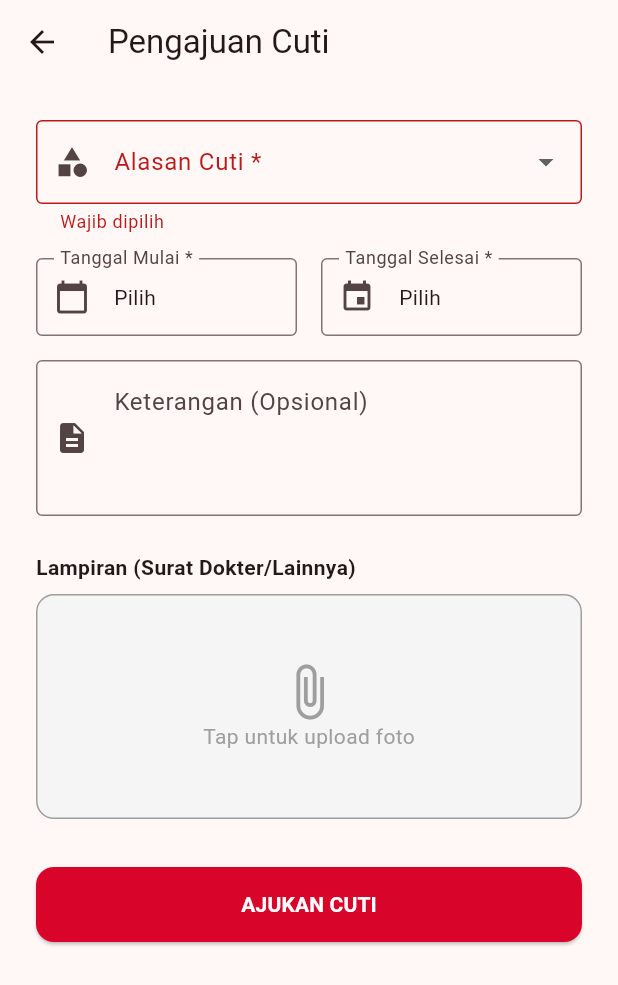
After one commit to KYCE26/SITEKAD_FLUTTER, a Flutter app: the LeaveScreen screen opened directly, after a tap on "AJUKAN CUTI", on a phone screen of 412 x 824 dp. The commit adds this screen. Shown: the top 985 px of the screen. Run offline on Flutter 3.47's test engine with Material 3 defaults, Android fonts, the phone set to English and light mode, and no system bars; our stand-ins replace device_info_plus, dio, geolocator, image_picker, permission_handler, shared_preferences; missing offline and left inert: mobile_scanner; accounts and stored records are empty; network calls fail.

Commit message:
nambah cuti

```diff
--- a/lib/providers/user_provider.dart
+++ b/lib/providers/user_provider.dart
@@ -3,19 +3,21 @@ import 'package:flutter/material.dart';
 import 'package:flutter/foundation.dart';
 import 'package:intl/intl.dart';
 import 'package:device_info_plus/device_info_plus.dart';
-import 'package:dio/dio.dart';
+import 'package:dio/dio.dart'; // Dipakai untuk FormData & Response
 import '../services/api_service.dart';
 import '../models/user_model.dart';
 
 class UserProvider with ChangeNotifier {
   final ApiService _apiService = ApiService();
 
+  // --- STATE UTAMA ---
   UserProfile? _user;
   List<AttendanceRecord> _history = [];
   List<AttendanceRecord> _lemburHistory = [];
   bool _isLoading = false;
   String? _errorMsg;
 
+  // --- STATUS UI ---
   String _attendanceStatus = "Memuat status...";
   bool _canClockIn = false;
   bool _canClockOut = false;
@@ -24,6 +26,7 @@ class UserProvider with ChangeNotifier {
   bool _isLemburClockedIn = false;
   bool _isLemburClockedOut = false;
 
+  // Getters
   UserProfile? get user => _user;
   List<AttendanceRecord> get history => _history;
   List<AttendanceRecord> get lemburHistory => _lemburHistory;
@@ -58,7 +61,6 @@ class UserProvider with ChangeNotifier {
 
   Future<void> _fetchProfile() async {
     try {
-      // PERBAIKAN: Tambah /api
       final response = await _apiService.dio.get('/api/profile');
       if (response.statusCode == 200) {
         final data = response.data['profile'];
@@ -74,7 +76,6 @@ class UserProvider with ChangeNotifier {
 
   Future<void> _fetchHistory() async {
     try {
-      // PERBAIKAN: Tambah /api
       final response = await _apiService.dio.get('/api/uhistori');
       if (response.statusCode == 200) {
         final List rawList = response.data['history'] ?? [];
@@ -88,7 +89,6 @@ class UserProvider with ChangeNotifier {
 
   Future<void> _fetchLemburHistory() async {
     try {
-      // PERBAIKAN: Tambah /api
       final response = await _apiService.dio.get('/api/lembur/history');
       if (response.statusCode == 200) {
         final List rawList = response.data['history'] ?? [];
@@ -199,7 +199,6 @@ class UserProvider with ChangeNotifier {
         "spl_file": await MultipartFile.fromFile(splFile.path, filename: fileName),
       });
 
-      // PERBAIKAN: Tambah /api
       final response = await _apiService.dio.post('/api/lembur/start', data: formData);
 
       if (response.statusCode == 200 || response.statusCode == 201) {
@@ -223,7 +222,6 @@ class UserProvider with ChangeNotifier {
       String androidId = await _getAndroidId();
 
       String endpoint = '';
-      // PERBAIKAN: Tambah /api di semua endpoint
       if (type == 'in') {
         endpoint = '/api/absensi';
       } else if (type == 'out') {
@@ -261,6 +259,44 @@ class UserProvider with ChangeNotifier {
     }
   }
 
+  // --- FUNGSI BARU: SUBMIT CUTI ---
+  Future<bool> submitCuti({
+    required String alasan,
+    required String startDate, // yyyy-MM-dd
+    required String endDate,   // yyyy-MM-dd
+    required String description,
+    File? suketFile,
+  }) async {
+    try {
+      // Siapkan Map data dasar
+      Map<String, dynamic> dataMap = {
+        "alasan": alasan,
+        "tanggal_mulai": startDate,
+        "tanggal_selesai": endDate,
+        "keterangan": description,
+      };
+
+      // Tambahkan file jika ada
+      if (suketFile != null) {
+        String fileName = suketFile.path.split('/').last;
+        dataMap["suket"] = await MultipartFile.fromFile(suketFile.path, filename: fileName);
+      }
+
+      FormData formData = FormData.fromMap(dataMap);
+
+      final response = await _apiService.dio.post('/api/cuti', data: formData);
+
+      if (response.statusCode == 200 || response.statusCode == 201) {
+        // Cuti biasanya tidak perlu refreshData real-time di Home, tapi boleh saja
+        return true;
+      }
+      return false;
+    } catch (e) {
+      debugPrint("Submit Cuti Error: $e");
+      return false;
+    }
+  }
+
   Future<String> _getAndroidId() async {
     DeviceInfoPlugin deviceInfo = DeviceInfoPlugin();
     if (Platform.isAndroid) {
--- a/lib/screens/home/home_screen.dart
+++ b/lib/screens/home/home_screen.dart
@@ -10,7 +10,7 @@ import '../../providers/auth_provider.dart';
 import '../attendance/scan_screen.dart';
 import '../attendance/confirmation_screen.dart';
 import '../overtime/lembur_screen.dart';
-
+import '../leave/leave_screen.dart';
 class HomeScreen extends StatefulWidget {
   const HomeScreen({super.key});
 
@@ -98,8 +98,10 @@ class _HomeScreenState extends State<HomeScreen> {
                   title: "Pengajuan Cuti",
                   subtitle: "Ajukan cuti dengan melampirkan surat",
                   onTap: () {
-                    ScaffoldMessenger.of(context).showSnackBar(
-                      const SnackBar(content: Text("Fitur Cuti akan hadir segera")),
+                    // UPDATE: Navigasi ke LeaveScreen
+                    Navigator.push(
+                      context,
+                      MaterialPageRoute(builder: (context) => const LeaveScreen()), // Pastikan import sudah ada
                     );
                   },
                 ),
--- /dev/null
+++ b/lib/screens/leave/leave_screen.dart
@@ -0,0 +1,259 @@
+import 'dart:io';
+import 'package:flutter/material.dart';
+import 'package:intl/intl.dart';
+import 'package:image_picker/image_picker.dart';
+import 'package:provider/provider.dart';
+import '../../providers/user_provider.dart';
+
+class LeaveScreen extends StatefulWidget {
+  const LeaveScreen({super.key});
+
+  @override
+  State<LeaveScreen> createState() => _LeaveScreenState();
+}
+
+class _LeaveScreenState extends State<LeaveScreen> {
+  final _formKey = GlobalKey<FormState>();
+
+  // Controllers
+  final _descriptionController = TextEditingController();
+
+  // State Variables
+  String? _selectedReason;
+  DateTime? _startDate;
+  DateTime? _endDate;
+  File? _suketFile;
+  bool _isLoading = false;
+
+  final List<String> _reasonList = [
+    "Sakit",
+    "Cuti Tahunan",
+    "Keperluan Mendesak",
+    "Lainnya"
+  ];
+
+  @override
+  void dispose() {
+    _descriptionController.dispose();
+    super.dispose();
+  }
+
+  Future<void> _pickImage() async {
+    final picker = ImagePicker();
+    final pickedFile = await picker.pickImage(source: ImageSource.gallery);
+    if (pickedFile != null) {
+      setState(() {
+        _suketFile = File(pickedFile.path);
+      });
+    }
+  }
+
+  Future<void> _selectDate(BuildContext context, bool isStart) async {
+    final DateTime? picked = await showDatePicker(
+      context: context,
+      initialDate: DateTime.now(),
+      firstDate: DateTime(2020),
+      lastDate: DateTime(2030),
+    );
+
+    if (picked != null) {
+      setState(() {
+        if (isStart) {
+          _startDate = picked;
+          // Reset end date jika start date melebihi end date
+          if (_endDate != null && _endDate!.isBefore(_startDate!)) {
+            _endDate = null;
+          }
+        } else {
+          _endDate = picked;
+        }
+      });
+    }
+  }
+
+  void _submitForm() async {
+    if (!_formKey.currentState!.validate()) return;
+
+    // Validasi Tanggal
+    if (_startDate == null || _endDate == null) {
+      ScaffoldMessenger.of(context).showSnackBar(
+        const SnackBar(content: Text("Mohon pilih tanggal mulai dan selesai")),
+      );
+      return;
+    }
+
+    setState(() => _isLoading = true);
+
+    final provider = Provider.of<UserProvider>(context, listen: false);
+    final messenger = ScaffoldMessenger.of(context);
+    final navigator = Navigator.of(context);
+
+    // Format Tanggal ke String (yyyy-MM-dd) sesuai spec API
+    final startStr = DateFormat('yyyy-MM-dd').format(_startDate!);
+    final endStr = DateFormat('yyyy-MM-dd').format(_endDate!);
+
+    final success = await provider.submitCuti(
+      alasan: _selectedReason!,
+      startDate: startStr,
+      endDate: endStr,
+      description: _descriptionController.text,
+      suketFile: _suketFile,
+    );
+
+    setState(() => _isLoading = false);
+
+    if (success && mounted) {
+      messenger.showSnackBar(
+        const SnackBar(content: Text("Pengajuan Cuti Berhasil!"), backgroundColor: Colors.green),
+      );
+      navigator.pop(); // Kembali ke Home
+    } else if (mounted) {
+      messenger.showSnackBar(
+        const SnackBar(content: Text("Gagal mengajukan cuti."), backgroundColor: Colors.red),
+      );
+    }
+  }
+
+  @override
+  Widget build(BuildContext context) {
+    final colorScheme = Theme.of(context).colorScheme;
+
+    return Scaffold(
+      appBar: AppBar(title: const Text("Pengajuan Cuti")),
+      body: SingleChildScrollView(
+        padding: const EdgeInsets.all(24),
+        child: Form(
+          key: _formKey,
+          child: Column(
+            crossAxisAlignment: CrossAxisAlignment.start,
+            children: [
+              // 1. PILIH ALASAN (DIPERBAIKI)
+              DropdownButtonFormField<String>(
+                // PERBAIKAN: Ganti 'value' menjadi 'initialValue'
+                initialValue: _selectedReason,
+                items: _reasonList.map((reason) {
+                  return DropdownMenuItem(value: reason, child: Text(reason));
+                }).toList(),
+                onChanged: (val) => setState(() => _selectedReason = val),
+                decoration: const InputDecoration(
+                  labelText: "Alasan Cuti *",
+                  border: OutlineInputBorder(),
+                  prefixIcon: Icon(Icons.category),
+                ),
+                validator: (val) => val == null ? "Wajib dipilih" : null,
+              ),
+              const SizedBox(height: 16),
+
+              // 2. PILIH TANGGAL
+              Row(
+                children: [
+                  Expanded(
+                    child: InkWell(
+                      onTap: () => _selectDate(context, true),
+                      child: InputDecorator(
+                        decoration: const InputDecoration(
+                          labelText: "Tanggal Mulai *",
+                          border: OutlineInputBorder(),
+                          prefixIcon: Icon(Icons.calendar_today),
+                        ),
+                        child: Text(
+                          _startDate == null ? "Pilih" : DateFormat('dd MMM yyyy').format(_startDate!),
+                        ),
+                      ),
+                    ),
+                  ),
+                  const SizedBox(width: 16),
+                  Expanded(
+                    child: InkWell(
+                      onTap: () => _selectDate(context, false),
+                      child: InputDecorator(
+                        decoration: const InputDecoration(
+                          labelText: "Tanggal Selesai *",
+                          border: OutlineInputBorder(),
+                          prefixIcon: Icon(Icons.event),
+                        ),
+                        child: Text(
+                          _endDate == null ? "Pilih" : DateFormat('dd MMM yyyy').format(_endDate!),
+                        ),
+                      ),
+                    ),
+                  ),
+                ],
+              ),
+              const SizedBox(height: 16),
+
+              // 3. KETERANGAN
+              TextFormField(
+                controller: _descriptionController,
+                decoration: const InputDecoration(
+                  labelText: "Keterangan (Opsional)",
+                  border: OutlineInputBorder(),
+                  prefixIcon: Icon(Icons.description),
+                  alignLabelWithHint: true,
+                ),
+                maxLines: 3,
+              ),
+              const SizedBox(height: 24),
+
+              // 4. UPLOAD FILE (OPSIONAL)
+              const Text("Lampiran (Surat Dokter/Lainnya)", style: TextStyle(fontWeight: FontWeight.bold)),
+              const SizedBox(height: 8),
+              GestureDetector(
+                onTap: _pickImage,
+                child: Container(
+                  height: 150,
+                  width: double.infinity,
+                  decoration: BoxDecoration(
+                    border: Border.all(color: Colors.grey),
+                    borderRadius: BorderRadius.circular(12),
+                    color: Colors.grey[100],
+                    image: _suketFile != null
+                        ? DecorationImage(image: FileImage(_suketFile!), fit: BoxFit.cover)
+                        : null
+                  ),
+                  child: _suketFile == null
+                      ? const Column(
+                          mainAxisAlignment: MainAxisAlignment.center,
+                          children: [
+                            Icon(Icons.attach_file, size: 40, color: Colors.grey),
+                            Text("Tap untuk upload foto", style: TextStyle(color: Colors.grey)),
+                          ],
+                        )
+                      : null,
+                ),
+              ),
+              if (_suketFile != null)
+                Align(
+                  alignment: Alignment.centerRight,
+                  child: TextButton.icon(
+                    onPressed: () => setState(() => _suketFile = null),
+                    icon: const Icon(Icons.delete, color: Colors.red),
+                    label: const Text("Hapus Lampiran", style: TextStyle(color: Colors.red)),
+                  ),
+                ),
+
+              const SizedBox(height: 32),
+
+              // 5. TOMBOL SUBMIT
+              SizedBox(
+                width: double.infinity,
+                height: 50,
+                child: ElevatedButton(
+                  onPressed: _isLoading ? null : _submitForm,
+                  style: ElevatedButton.styleFrom(
+                    backgroundColor: colorScheme.primary,
+                    foregroundColor: Colors.white,
+                    shape: RoundedRectangleBorder(borderRadius: BorderRadius.circular(12)),
+                  ),
+                  child: _isLoading
+                      ? const CircularProgressIndicator(color: Colors.white)
+                      : const Text("AJUKAN CUTI", style: TextStyle(fontWeight: FontWeight.bold)),
+                ),
+              ),
+            ],
+          ),
+        ),
+      ),
+    );
+  }
+}
```
